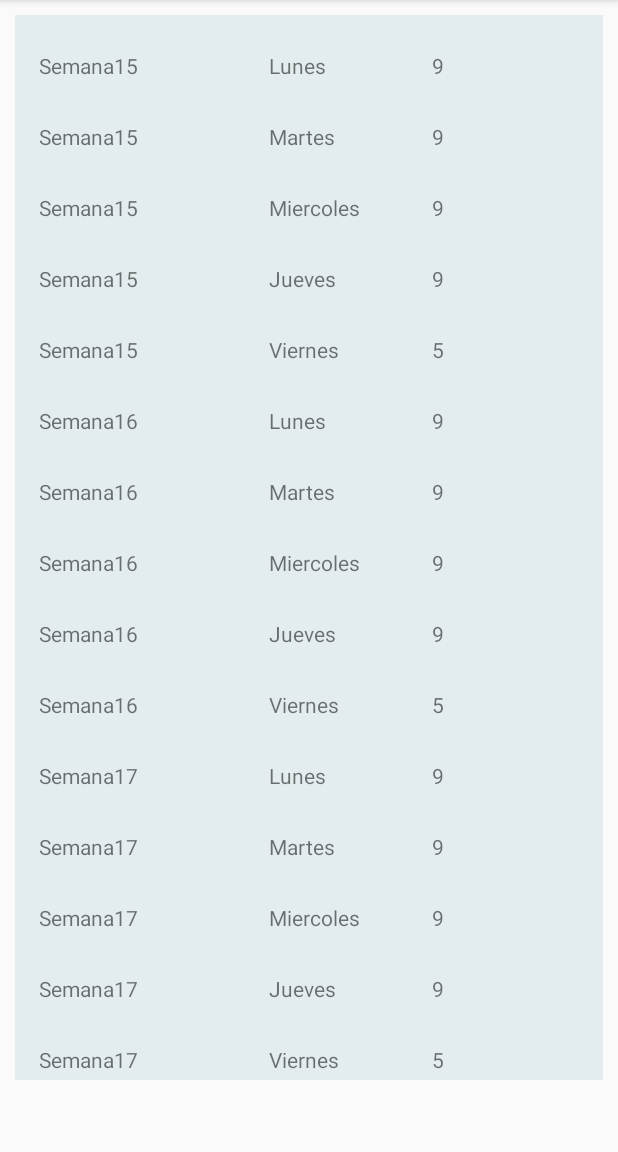
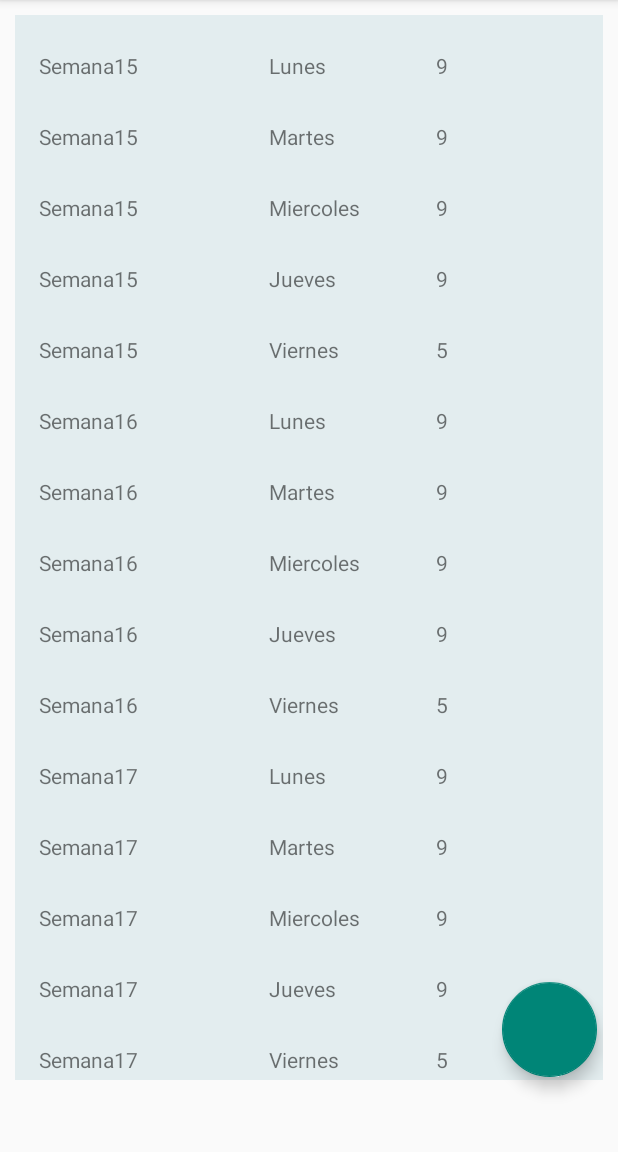
Before and after one commit to GabrielaPrietoH/TaskApp, an Android app: the screen it shows after launch (MainActivity), on a phone screen of 412 x 824 dp, the part 84-1236 px from its top. Run offline under Robolectric (Android 15) with nearby library versions, the phone set to English and light mode, and no system bars; our stand-ins replace data binding.

```diff
--- a/app/src/main/java/com/example/recyclerview/TaskFragment.kt
+++ b/app/src/main/java/com/example/recyclerview/TaskFragment.kt
@@ -6,7 +6,7 @@ import android.view.LayoutInflater
 import android.view.View
 import android.view.ViewGroup
 import androidx.databinding.DataBindingUtil
-import androidx.navigation.fragment.findNavController
+import androidx.navigation.Navigation
 import com.example.recyclerview.adapter.TareasAdapter
 import com.example.recyclerview.databinding.FragmentTaskBinding
 
@@ -34,7 +34,14 @@ class TaskFragment(
     }
 
     private fun navigate(task: Task) {
-        findNavController().navigate(R.id.action_itemFragment_to_addTask)
+        //Nav directions
+        //Codelab Base de Datos
+        //Añadir floating button + esquina inferior
+        //TaskDetails
+
+        binding.addButtom.setOnClickListener(
+            Navigation.createNavigateOnClickListener(R.id.action_itemFragment_to_addTask)
+        )
     }
 
 
--- a/app/src/main/res/layout/fragment_task.xml
+++ b/app/src/main/res/layout/fragment_task.xml
@@ -21,5 +21,17 @@
             app:layout_constraintTop_toTopOf="parent"
             tools:listitem="@layout/item_task" />
 
+        <com.google.android.material.floatingactionbutton.FloatingActionButton
+            android:id="@+id/addButtom"
+            android:layout_width="82dp"
+            android:layout_height="63dp"
+            android:layout_marginEnd="4dp"
+            android:drawableBottom="@drawable/mas"
+            app:layout_constraintBottom_toBottomOf="parent"
+            app:layout_constraintEnd_toEndOf="@+id/rvTasks"
+            app:layout_constraintTop_toTopOf="parent"
+            app:layout_constraintVertical_bias="0.942"
+            android:contentDescription="@string/todo" />
+
     </androidx.constraintlayout.widget.ConstraintLayout>
 </layout>
--- a/app/src/main/res/layout/item_task.xml
+++ b/app/src/main/res/layout/item_task.xml
@@ -32,12 +32,12 @@
 
         <TextView
             android:id="@+id/tvHours"
-            android:layout_width="82dp"
-            android:layout_height="20dp"
+            android:layout_width="66dp"
+            android:layout_height="21dp"
             android:layout_marginTop="24dp"
             android:backgroundTint="@color/grey"
             app:layout_constraintEnd_toEndOf="parent"
-            app:layout_constraintHorizontal_bias="0.483"
+            app:layout_constraintHorizontal_bias="0.412"
             app:layout_constraintStart_toEndOf="@+id/tvDay"
             app:layout_constraintTop_toTopOf="parent"
             tools:text="Horario" />
--- a/app/src/main/res/values/strings.xml
+++ b/app/src/main/res/values/strings.xml
@@ -8,4 +8,5 @@
     <string name="add_tarea">Add Tarea</string>
     <!-- TODO: Remove or change this placeholder text -->
     <string name="hello_blank_fragment">Hello blank fragment</string>
+    <string name="todo">TODO</string>
 </resources>
```
Also changed, not shown: app/src/main/res/drawable/mas.png (added).
